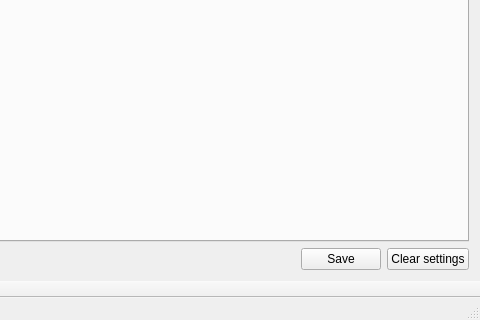
jimmyd-be/Hardware-Monitor-Applet, file Settings/mainwindow.ui: the form before one commit; both pictures show x 88 to 568 and y 250 to 570 of the 568 by 570 pixel window.
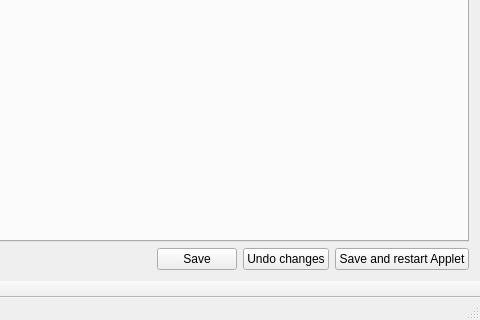
The form after the commit.

Commit message: Can now save settings in ini file

Diff of the .ui file:
```diff
--- a/Settings/mainwindow.ui
+++ b/Settings/mainwindow.ui
@@ -191,7 +191,14 @@
       <item>
        <widget class="QPushButton" name="clearSettingsButton">
         <property name="text">
-         <string>Clear settings</string>
+         <string>Undo changes</string>
+        </property>
+       </widget>
+      </item>
+      <item>
+       <widget class="QPushButton" name="saveRestartButton">
+        <property name="text">
+         <string>Save and restart Applet</string>
         </property>
        </widget>
       </item>
```
Left out of the diff: 6 changed lines with no effect on the pictures. The commit also changes 12 other files.
